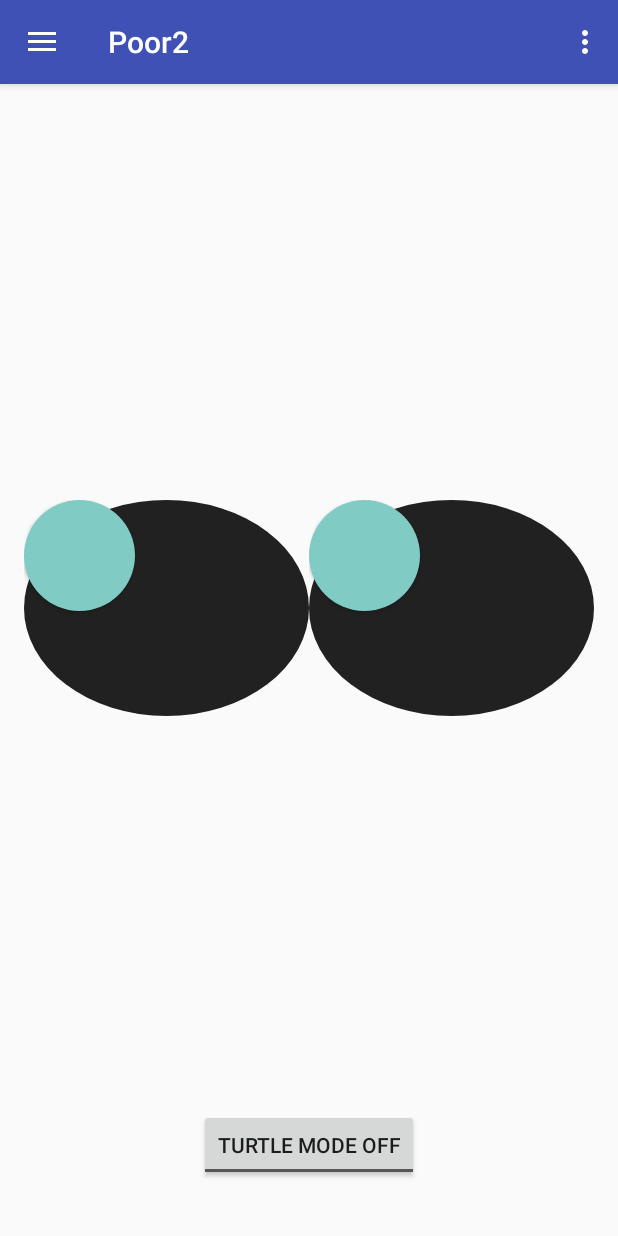
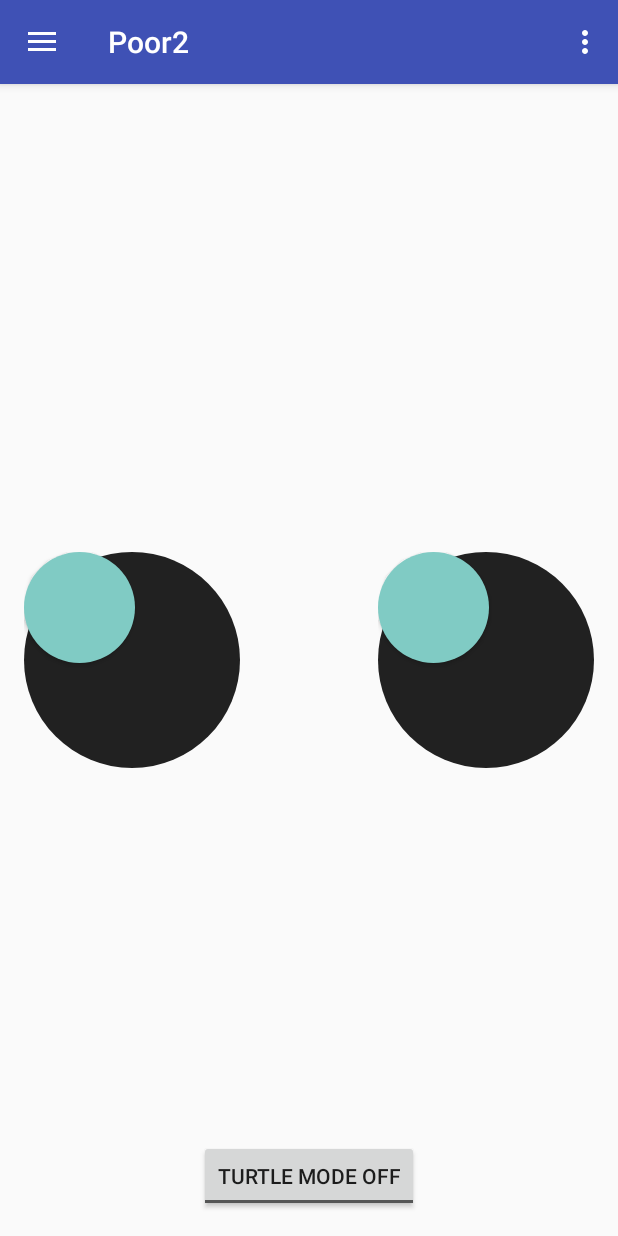
Before and after one commit to MignoloLab/poor2-android, an Android app: the fragment ControlFragment placed in its activity, on a phone screen of 412 x 824 dp. Run offline under Robolectric (Android 15) with nearby library versions, the phone set to English and light mode, and no system bars; libraries missing offline, so code that uses them is left out: com.jmedeisis.bugstick; plain views replace Joystick; 11 statements that could not run were skipped.

Commit message:
Layout controllo
Signed-off-by: Daniele Ricci <daniele.athome@gmail.com>

```diff
--- a/app/src/main/res/layout-land/fragment_control.xml
+++ b/app/src/main/res/layout-land/fragment_control.xml
@@ -1,25 +1,17 @@
-<LinearLayout xmlns:android="http://schemas.android.com/apk/res/android"
-    xmlns:app="http://schemas.android.com/apk/res-auto"
+<RelativeLayout xmlns:android="http://schemas.android.com/apk/res/android"
     xmlns:tools="http://schemas.android.com/tools"
     android:layout_width="match_parent"
     android:layout_height="match_parent"
-    android:orientation="vertical"
     tools:context="it.ivotek.poor2.ui.ControlFragment">
-
-    <LinearLayout
-        android:layout_width="match_parent"
-        android:layout_height="0dp"
-        android:gravity="center"
-        android:paddingLeft="10dp"
-        android:paddingRight="10dp"
-        android:orientation="horizontal"
-        android:layout_weight="0.97">
 
     <com.jmedeisis.bugstick.Joystick
         android:id="@+id/seek1"
         android:layout_width="@dimen/base_size"
         android:layout_height="@dimen/base_size"
-            android:background="@drawable/bg_base">
+        android:background="@drawable/bg_base"
+        android:layout_alignParentTop="true"
+        android:layout_alignParentLeft="true"
+        android:layout_alignParentStart="true">
 
         <Button
             android:layout_width="@dimen/stick_size"
@@ -32,7 +24,10 @@
         android:id="@+id/seek2"
         android:layout_width="@dimen/base_size"
         android:layout_height="@dimen/base_size"
-            android:background="@drawable/bg_base">
+        android:background="@drawable/bg_base"
+        android:layout_alignParentTop="true"
+        android:layout_alignParentRight="true"
+        android:layout_alignParentEnd="true">
 
         <Button
             android:layout_width="@dimen/stick_size"
@@ -41,14 +36,14 @@
 
     </com.jmedeisis.bugstick.Joystick>
 
-    </LinearLayout>
-
     <ToggleButton android:id="@+id/toggle_slow"
         android:text="@string/btn_turtle_mode"
         android:textOff="@string/btn_turtle_mode_off"
         android:textOn="@string/btn_turtle_mode_on"
         android:layout_gravity="center"
         android:layout_width="wrap_content"
-        android:layout_height="wrap_content"/>
+        android:layout_height="wrap_content"
+        android:layout_alignParentBottom="true"
+        android:layout_centerHorizontal="true"/>
 
-</LinearLayout>
+</RelativeLayout>
--- a/app/src/main/res/layout-port/fragment_control.xml
+++ b/app/src/main/res/layout-port/fragment_control.xml
@@ -1,25 +1,17 @@
-<LinearLayout xmlns:android="http://schemas.android.com/apk/res/android"
+<RelativeLayout xmlns:android="http://schemas.android.com/apk/res/android"
     xmlns:tools="http://schemas.android.com/tools"
-    xmlns:app="http://schemas.android.com/apk/res-auto"
     android:layout_width="match_parent"
     android:layout_height="match_parent"
-    android:orientation="vertical"
-    tools:context="it.ivotek.poor2.ui.ControlFragment"
-    android:weightSum="1">
-
-    <LinearLayout
-        android:layout_width="match_parent"
-        android:layout_height="0dp"
-        android:gravity="center"
-        android:orientation="horizontal"
-        android:layout_weight="0.97">
+    tools:context="it.ivotek.poor2.ui.ControlFragment">
 
     <com.jmedeisis.bugstick.Joystick
         android:id="@+id/seek1"
-            android:layout_weight="1"
-            android:layout_width="0dp"
+        android:layout_width="@dimen/base_size"
         android:layout_height="@dimen/base_size"
-            android:background="@drawable/bg_base">
+        android:background="@drawable/bg_base"
+        android:layout_alignParentLeft="true"
+        android:layout_alignParentStart="true"
+        android:layout_centerVertical="true">
 
         <Button
             android:layout_width="@dimen/stick_size"
@@ -30,10 +22,12 @@
 
     <com.jmedeisis.bugstick.Joystick
         android:id="@+id/seek2"
-            android:layout_weight="1"
-            android:layout_width="0dp"
+        android:layout_width="@dimen/base_size"
         android:layout_height="@dimen/base_size"
-            android:background="@drawable/bg_base">
+        android:background="@drawable/bg_base"
+        android:layout_alignParentRight="true"
+        android:layout_alignParentEnd="true"
+        android:layout_centerVertical="true">
 
         <Button
             android:layout_width="@dimen/stick_size"
@@ -42,14 +36,14 @@
 
     </com.jmedeisis.bugstick.Joystick>
 
-    </LinearLayout>
-
     <ToggleButton android:id="@+id/toggle_slow"
         android:text="@string/btn_turtle_mode"
         android:textOff="@string/btn_turtle_mode_off"
         android:textOn="@string/btn_turtle_mode_on"
         android:layout_gravity="center"
         android:layout_width="wrap_content"
-        android:layout_height="wrap_content"/>
+        android:layout_height="wrap_content"
+        android:layout_alignParentBottom="true"
+        android:layout_centerHorizontal="true"/>
 
-</LinearLayout>
+</RelativeLayout>
```
Lines whose indentation alone changed are shown as unchanged.
